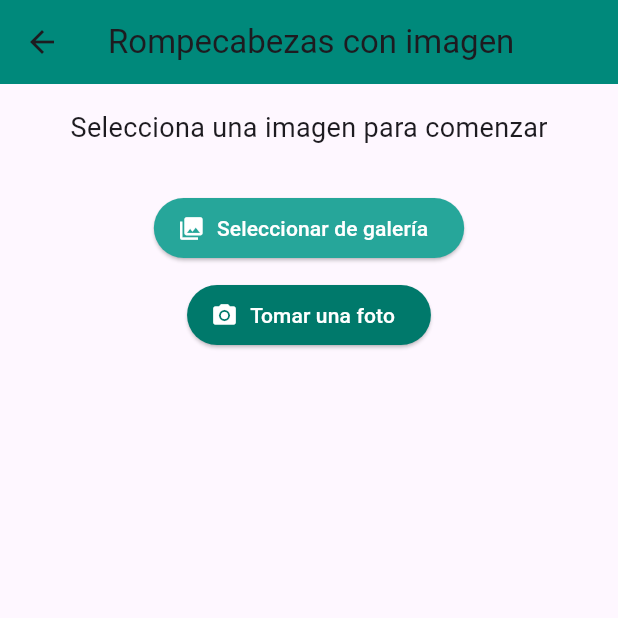
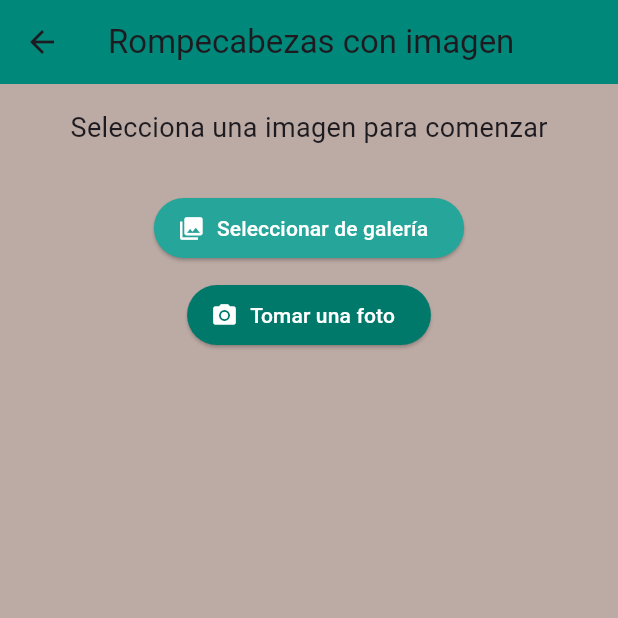
Before and after one commit to carlaval655/flutter-puzzle, a Flutter app: the screen it shows after launch, after a tap on "Rompecabezas con imagen", on a phone screen of 412 x 824 dp, the top half of it. Run offline on Flutter 3.47's test engine with Material 3 defaults, Android fonts, the phone set to English and light mode, and no system bars; our stand-ins replace confetti, image_picker, shared_preferences.

Commit message:
Segundo entregable

```diff
--- a/lib/screens/image_puzzle_screen.dart
+++ b/lib/screens/image_puzzle_screen.dart
@@ -164,7 +164,9 @@ class _ImagePuzzleScreenState extends State<ImagePuzzleScreen> {
     while (abiertos.isNotEmpty) {
       if (iteraciones++ > maxIteraciones) {
         ScaffoldMessenger.of(context).showSnackBar(
-          const SnackBar(content: Text("⏱️ No se encontró una solución en un tiempo razonable.")),
+          const SnackBar(content: Text("⏱️ No se encontró una solución en un tiempo razonable."),
+          duration: Duration(seconds: 3),
+          backgroundColor: Colors.red,)
         );
         return;
       }
@@ -243,6 +245,7 @@ class _ImagePuzzleScreenState extends State<ImagePuzzleScreen> {
   @override
   Widget build(BuildContext context) {
     return Scaffold(
+      backgroundColor: const Color(0xFFBCAAA4),
       appBar: AppBar(
         title: const Text('Rompecabezas con imagen'),
         centerTitle: true,
--- a/lib/screens/menu_screen.dart
+++ b/lib/screens/menu_screen.dart
@@ -10,9 +10,10 @@ class MenuScreen extends StatelessWidget {
     return Scaffold(
       backgroundColor: Colors.brown[100],
       appBar: AppBar(
-        title: const Text('Rompekokos - Menú'),
+        title: const Text('Rompecabezas - Menú'),
         centerTitle: true,
         backgroundColor: Colors.brown,
+        foregroundColor: Colors.white,
       ),
       body: Center(
         child: Column(
```
Also changed, not shown: lib/screens/home.dart (+5 -3 lines).
